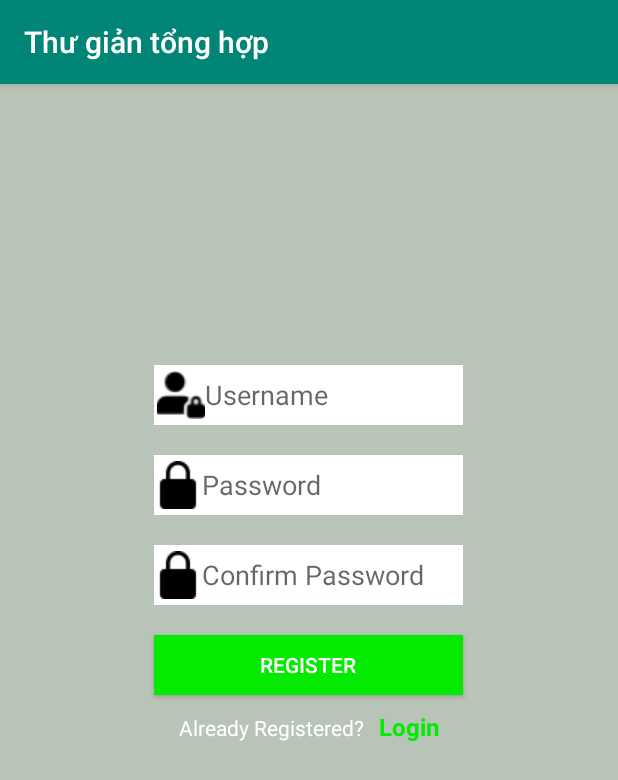
After one commit to your-group-92/AppDoAn, an Android app: the RegisterActivity screen opened directly, with no data from a screen before it, on a phone screen of 412 x 824 dp. The commit adds this screen. Shown: the top 780 px of the screen. Run offline under Robolectric (Android 15) with nearby library versions, the phone set to English and light mode, and no system bars.

Commit message:
change 4-6 at 15h40

```diff
--- a/app/src/main/AndroidManifest.xml
+++ b/app/src/main/AndroidManifest.xml
@@ -11,7 +11,9 @@
         android:roundIcon="@mipmap/ic_launcher_round"
         android:supportsRtl="true"
         android:theme="@style/AppTheme">
-        <activity android:name=".list_audio"></activity>
+        <activity android:name=".RegisterActivity"></activity>
+        <activity android:name=".LoginActivity" />
+        <activity android:name=".list_audio" />
         <activity android:name=".PlayMusic" />
         <activity android:name=".Music" />
         <activity android:name=".MainActivity">
--- /dev/null
+++ b/app/src/main/java/com/example/appgiaitri/RegisterActivity.java
@@ -0,0 +1,65 @@
+package com.example.appgiaitri;
+
+import android.content.Intent;
+import android.support.v7.app.AppCompatActivity;
+import android.os.Bundle;
+import android.view.View;
+import android.widget.Button;
+import android.widget.EditText;
+import android.widget.TextView;
+import android.widget.Toast;
+
+public class RegisterActivity extends AppCompatActivity {
+
+    Database db;
+    EditText mTextUsername;
+    EditText mTextPassword;
+    EditText mTextCnfPassword;
+    Button mButtonRegister;
+    TextView mTextViewLogin;
+
+    @Override
+    protected void onCreate(Bundle savedInstanceState) {
+        super.onCreate(savedInstanceState);
+        setContentView(R.layout.activity_register);
+
+        db = new Database(this);
+        mTextUsername = (EditText)findViewById(R.id.edittext_username);
+        mTextPassword = (EditText)findViewById(R.id.edittext_password);
+        mTextCnfPassword = (EditText)findViewById(R.id.edittext_cnf_password);
+        mButtonRegister = (Button)findViewById(R.id.button_register);
+        mTextViewLogin = (TextView)findViewById(R.id.textview_login);
+        mTextViewLogin.setOnClickListener(new View.OnClickListener() {
+            @Override
+            public void onClick(View view) {
+                Intent LoginIntent = new Intent(RegisterActivity.this,LoginActivity.class);
+                startActivity(LoginIntent);
+            }
+        });
+
+        mButtonRegister.setOnClickListener(new View.OnClickListener() {
+            @Override
+            public void onClick(View view) {
+                String user = mTextUsername.getText().toString().trim();
+                String pwd = mTextPassword.getText().toString().trim();
+                String cnf_pwd = mTextCnfPassword.getText().toString().trim();
+
+                if(pwd.equals(cnf_pwd)){
+                    long val = db.addUser(user,pwd);
+                    if(val > 0){
+                        Toast.makeText(RegisterActivity.this,"You have registered",Toast.LENGTH_SHORT).show();
+                        Intent moveToLogin = new Intent(RegisterActivity.this,LoginActivity.class);
+                        startActivity(moveToLogin);
+                    }
+                    else{
+                        Toast.makeText(RegisterActivity.this,"Registeration Error",Toast.LENGTH_SHORT).show();
+                    }
+
+                }
+                else{
+                    Toast.makeText(RegisterActivity.this,"Password is not matching",Toast.LENGTH_SHORT).show();
+                }
+            }
+        });
+    }
+}
--- a/app/src/main/res/layout/activity_main.xml
+++ b/app/src/main/res/layout/activity_main.xml
@@ -2,6 +2,7 @@
 <android.support.constraint.ConstraintLayout xmlns:android="http://schemas.android.com/apk/res/android"
     xmlns:app="http://schemas.android.com/apk/res-auto"
     xmlns:tools="http://schemas.android.com/tools"
+    android:id="@+id/layout_main"
     android:layout_width="match_parent"
     android:layout_height="match_parent"
     android:background="@drawable/first"
--- /dev/null
+++ b/app/src/main/res/layout/activity_register.xml
@@ -0,0 +1,77 @@
+<?xml version="1.0" encoding="utf-8"?>
+<LinearLayout xmlns:android="http://schemas.android.com/apk/res/android"
+    xmlns:app="http://schemas.android.com/apk/res-auto"
+    xmlns:tools="http://schemas.android.com/tools"
+    android:layout_width="match_parent"
+    android:layout_height="match_parent"
+    tools:context=".RegisterActivity"
+    android:orientation="vertical"
+    android:gravity="center_horizontal"
+    android:background="#A9A9">
+
+    <ImageView
+        android:layout_width="wrap_content"
+        android:layout_height="127dp"
+        android:layout_marginTop="50dp"
+        app:srcCompat="@null"/>
+
+    <EditText
+        android:id="@+id/edittext_username"
+        android:layout_width="206dp"
+        android:layout_height="40dp"
+        android:layout_marginTop="10dp"
+        android:paddingLeft="2dp"
+        android:background="#ffffff"
+        android:drawableLeft="@drawable/user32"
+        android:hint="@string/username"/>
+
+    <EditText
+        android:id="@+id/edittext_password"
+        android:layout_width="206dp"
+        android:layout_height="40dp"
+        android:layout_marginTop="20dp"
+        android:background="#ffffff"
+        android:drawableLeft="@drawable/lock32"
+        android:hint="@string/password"/>
+
+    <EditText
+        android:id="@+id/edittext_cnf_password"
+        android:layout_width="206dp"
+        android:layout_height="40dp"
+        android:layout_marginTop="20dp"
+        android:background="#ffffff"
+        android:drawableLeft="@drawable/lock32"
+        android:hint="@string/confirm_password"/>
+    <Button
+        android:id="@+id/button_register"
+        android:layout_width="206dp"
+        android:layout_height="40dp"
+        android:layout_marginTop="20dp"
+        android:background="#04ea00"
+        android:textColor="#ffffff"
+        android:text="@string/register"/>
+
+    <LinearLayout
+        android:layout_width="wrap_content"
+        android:layout_height="wrap_content"
+        android:orientation="horizontal"
+        android:layout_marginTop="10dp">
+
+        <TextView
+            android:layout_width="wrap_content"
+            android:layout_height="35dp"
+            android:textColor="#ffffff"
+            android:text="@string/already_registered"/>
+
+        <TextView
+            android:id="@+id/textview_login"
+            android:layout_width="wrap_content"
+            android:layout_height="35dp"
+            android:paddingLeft="10dp"
+            android:textStyle="bold"
+            android:textColor="#04ea00"
+            android:textSize="16sp"
+            android:text="@string/login"/>
+
+    </LinearLayout>
+</LinearLayout>
--- a/app/src/main/res/values/strings.xml
+++ b/app/src/main/res/values/strings.xml
@@ -5,4 +5,13 @@
     <string name="btn_audio">DS Audio truyện</string>
     <string name="btn_about">Thông tin</string>
     <string name="btn_exit">Thoát</string>
+
+    <string name="username">Username</string>
+    <string name="password">Password</string>
+    <string name="login">Login</string>
+    <string name="not_registered">Not Registered</string>
+    <string name="register">Register</string>
+    <string name="confirm_password">Confirm Password</string>
+    <string name="already_registered">Already Registered?</string>
+    <string name="welcome_user">Welcome User</string>
 </resources>
```
Also changed, not shown: app/src/main/java/com/example/appgiaitri/Database.java (added, +58 -0 lines), app/src/main/java/com/example/appgiaitri/LoginActivity.java (added, +57 -0 lines), app/src/main/java/com/example/appgiaitri/MainActivity.java (+19 -0 lines), app/src/main/res/layout/activity_login.xml (added, +78 -0 lines), app/src/main/res/menu/menu_example.xml (added, +11 -0 lines), app/src/main/res/drawable/lock32.png (added), app/src/main/res/drawable/user32.png (added).
